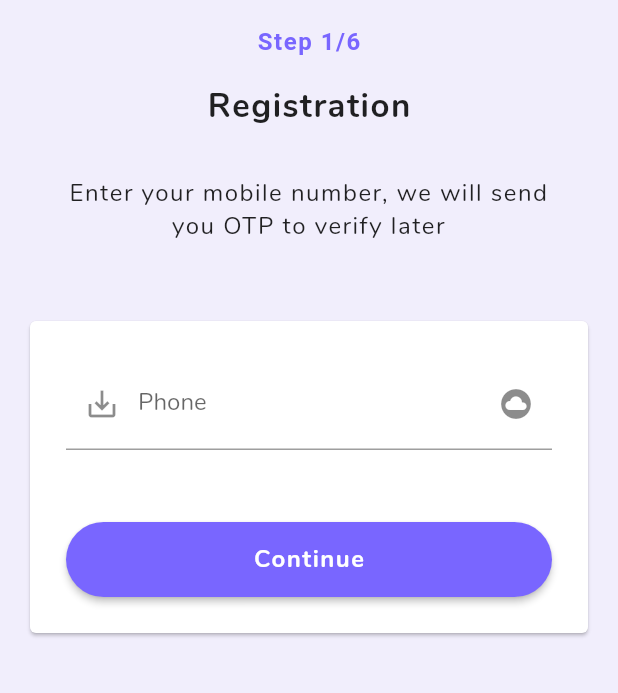
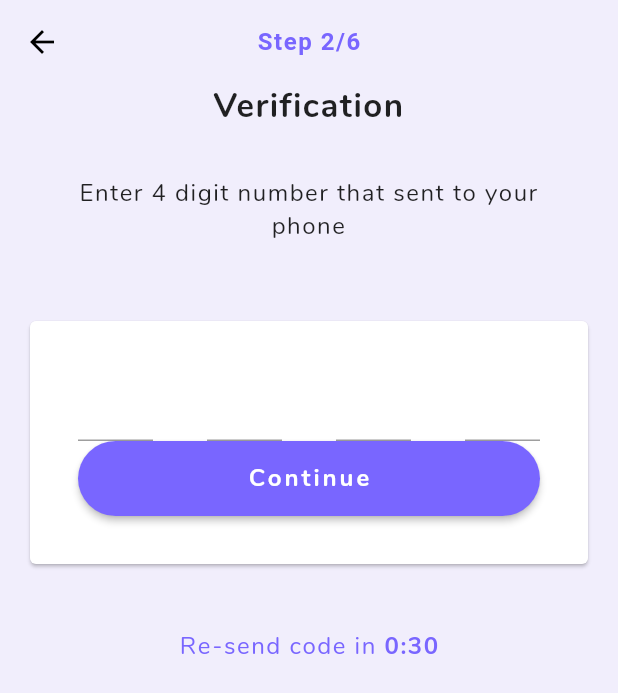
Before and after one commit to maugustosemperfi/personal_finance, a Flutter app: the RegistrationScreen screen opened directly, after a tap on "Continue", on a phone screen of 412 x 824 dp. Shown: the top 693 px of the screen. Run offline on Flutter 3.47's test engine with Material 2 defaults, Android fonts, the phone set to English and light mode, and no system bars.

Commit message:
[FEATURE] Finalizando layout da tela de verificação
- Atualizando layout
- Faltam imagens

```diff
--- a/lib/routes/routes.dart
+++ b/lib/routes/routes.dart
@@ -2,6 +2,7 @@ import 'package:flutter/material.dart';
 import 'slide_right_route.dart';
 import 'package:personal_finance/screens/login/login_screen.dart';
 import 'package:personal_finance/screens/register/registration_screen.dart';
+import 'package:personal_finance/screens/verification/verification_screen.dart';
 
 class AppRoutes {
   static routeSettings(RouteSettings routeSettings) {
@@ -12,5 +13,9 @@ class AppRoutes {
     if (routeSettings.name == '/registration') {
       return SlideRightRoute(widget: RegistrationScreen());
     }
+
+    if (routeSettings.name == '/verification') {
+      return SlideRightRoute(widget: VerificationScreen());
+    }
   }
 }
--- a/lib/screens/register/registration_screen.dart
+++ b/lib/screens/register/registration_screen.dart
@@ -59,13 +59,15 @@ class _RegistrationScreenState extends State<RegistrationScreen> {
                                 child: RaisedButton(
                                   child: Text("Continue"),
                                   onPressed: () {
-                                      Navigator.pushNamed(context, '/verification');
+                                    Navigator.pushNamed(
+                                        context, '/verification');
                                   },
                                 ),
                               ),
                             )
                           ],
-                          ))
+                        ),
+                      ),
                     ],
                   ),
                 ),
--- /dev/null
+++ b/lib/screens/verification/verification_screen.dart
@@ -0,0 +1,121 @@
+import 'package:flutter/material.dart';
+import 'package:personal_finance/theme/icon_themes.dart';
+import 'package:personal_finance/theme/text_themes.dart';
+
+class VerificationScreen extends StatefulWidget {
+  @override
+  _VerificationScreenState createState() => _VerificationScreenState();
+}
+
+class _VerificationScreenState extends State<VerificationScreen> {
+  @override
+  Widget build(BuildContext context) {
+    return Container(
+      child: Scaffold(
+        appBar: AppBar(
+          backgroundColor: Colors.transparent,
+          elevation: 0.0,
+          title: Text("Step 2/6"),
+          centerTitle: true,
+          iconTheme: IconThemes.getAppBarPrimary(context),
+          textTheme: TextThemes.getAppBarPrimary(context),
+        ),
+        body: Center(
+          child: Container(
+            child: ListView(
+              children: <Widget>[
+                Text(
+                  "Verification",
+                  textAlign: TextAlign.center,
+                  style: TextStyle(fontSize: 22.0, fontWeight: FontWeight.bold),
+                ),
+                Container(
+                  padding: EdgeInsets.all(32.0),
+                  child: Text(
+                    "Enter 4 digit number that sent to your phone",
+                    textAlign: TextAlign.center,
+                  ),
+                ),
+                Container(
+                  padding: EdgeInsets.all(16.0),
+                  child: Card(
+                    child: Container(
+                      padding: EdgeInsets.all(32.0),
+                      child: Column(
+                        children: <Widget>[
+                          Row(
+                            mainAxisAlignment: MainAxisAlignment.spaceBetween,
+                            children: <Widget>[
+                              Container(
+                                width: 50.0,
+                                child: TextFormField(
+                                  maxLength: 1,
+                                  decoration: InputDecoration(counterText: ""),
+                                  textAlign: TextAlign.center,
+                                ),
+                              ),
+                              Container(
+                                width: 50.0,
+                                child: TextFormField(
+                                  maxLength: 1,
+                                  decoration: InputDecoration(counterText: ""),
+                                  textAlign: TextAlign.center,
+                                ),
+                              ),
+                              Container(
+                                width: 50.0,
+                                child: TextFormField(
+                                  maxLength: 1,
+                                  decoration: InputDecoration(counterText: ""),
+                                  textAlign: TextAlign.center,
+                                ),
+                              ),
+                              Container(
+                                width: 50.0,
+                                child: TextFormField(
+                                  maxLength: 1,
+                                  decoration: InputDecoration(counterText: ""),
+                                  textAlign: TextAlign.center,
+                                ),
+                              ),
+                            ],
+                          ),
+                          Container(
+                            child: Row(
+                              children: <Widget>[
+                                Expanded(
+                                  child: RaisedButton(
+                                    child: Text("Continue"),
+                                    onPressed: () {},
+                                  ),
+                                ),
+                              ],
+                            ),
+                          ),
+                        ],
+                      ),
+                    ),
+                  ),
+                ),
+                Container(
+                  padding: EdgeInsets.all(24.0),
+                  child: Row(
+                    mainAxisAlignment: MainAxisAlignment.center,
+                    children: <Widget>[
+                      Text("Re-send code in ",
+                          style: TextThemes.getPrimaryStyle(context)),
+                      Text(
+                        "0:30",
+                        style: TextThemes.getPrimaryStyleBold(context),
+                      ),
+                    ],
+                  ),
+                )
+              ],
+            ),
+          ),
+        ),
+      ),
+    );
+  }
+}
--- a/lib/theme/main_theme.dart
+++ b/lib/theme/main_theme.dart
@@ -18,7 +18,7 @@ class MainTheme {
             body1: TextStyle(fontSize: 16.0, letterSpacing: 1.0),
             button: TextStyle(
                 fontSize: 16.0,
-                letterSpacing: 1.0,
+                letterSpacing: 2.0,
                 fontWeight: FontWeight.bold)));
   }
 }
--- a/lib/theme/text_themes.dart
+++ b/lib/theme/text_themes.dart
@@ -10,4 +10,12 @@ class TextThemes {
   static getTitleStyle() {
     return TextStyle(fontSize: 22.0, fontWeight: FontWeight.bold);
   }
+
+  static getPrimaryStyleBold(BuildContext context) {
+    return TextStyle(fontWeight: FontWeight.bold, color: Theme.of(context).primaryColor);
+  }
+
+  static getPrimaryStyle(BuildContext context) {
+    return TextStyle(color: Theme.of(context).primaryColor);
+  }
 }
```
Lines whose indentation alone changed are shown as unchanged.
